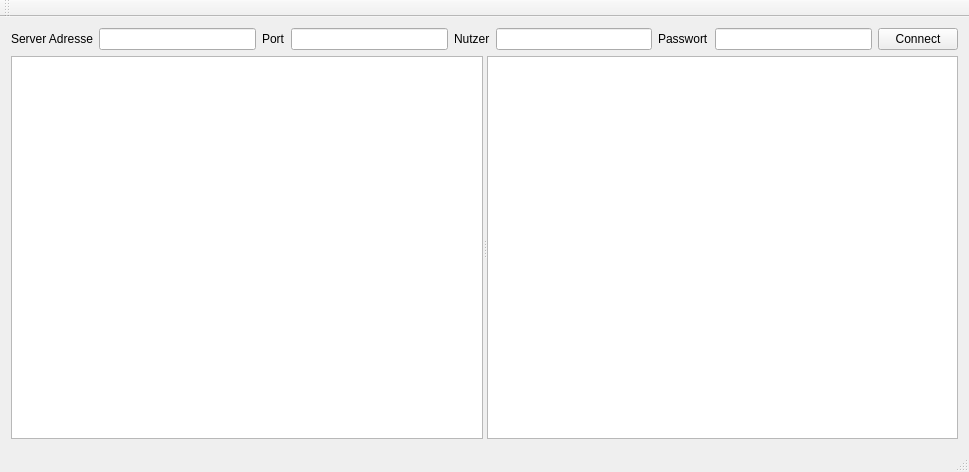
Old version of the form virshgui.ui in the repository SteveCharleston/virsh-gui.
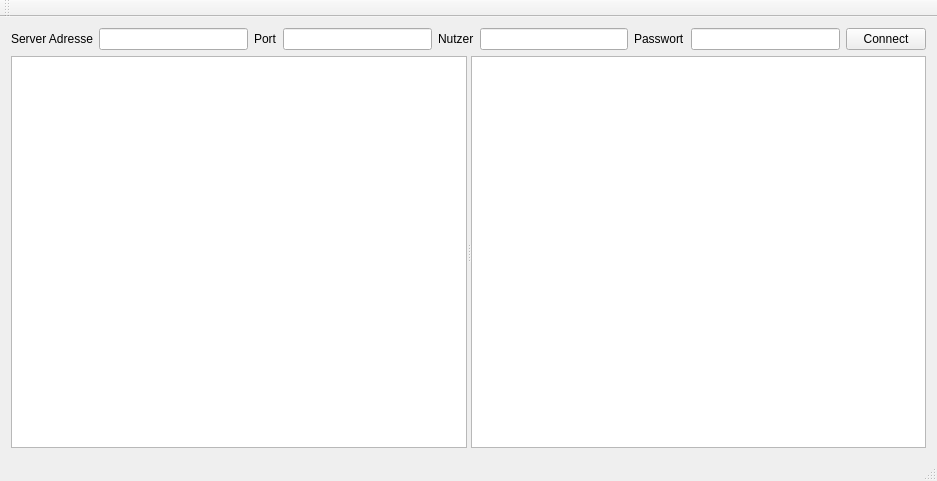
New version of the form.

Commit message: changed stretchfactor of vmlist and info

The edit to the form file:
```diff
--- a/virshgui.ui
+++ b/virshgui.ui
@@ -6,8 +6,8 @@
    <rect>
     <x>0</x>
     <y>0</y>
-    <width>969</width>
-    <height>472</height>
+    <width>937</width>
+    <height>481</height>
    </rect>
   </property>
   <property name="windowTitle">
@@ -89,7 +89,14 @@
         </sizepolicy>
        </property>
       </widget>
-      <widget class="QTextBrowser" name="vmInfoText"/>
+      <widget class="QTextBrowser" name="vmInfoText">
+       <property name="sizePolicy">
+        <sizepolicy hsizetype="Maximum" vsizetype="Expanding">
+         <horstretch>0</horstretch>
+         <verstretch>0</verstretch>
+        </sizepolicy>
+       </property>
+      </widget>
      </widget>
     </item>
    </layout>
```
Left out of the diff: 2 changed lines with no effect on the pictures. The commit also changes 1 other file.
